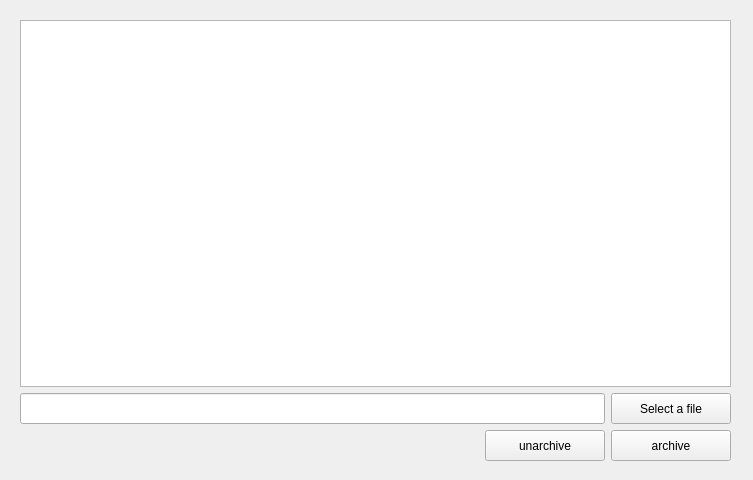
Above: widget.ui from karasikin/archiver before the change. Below: the same form after it.
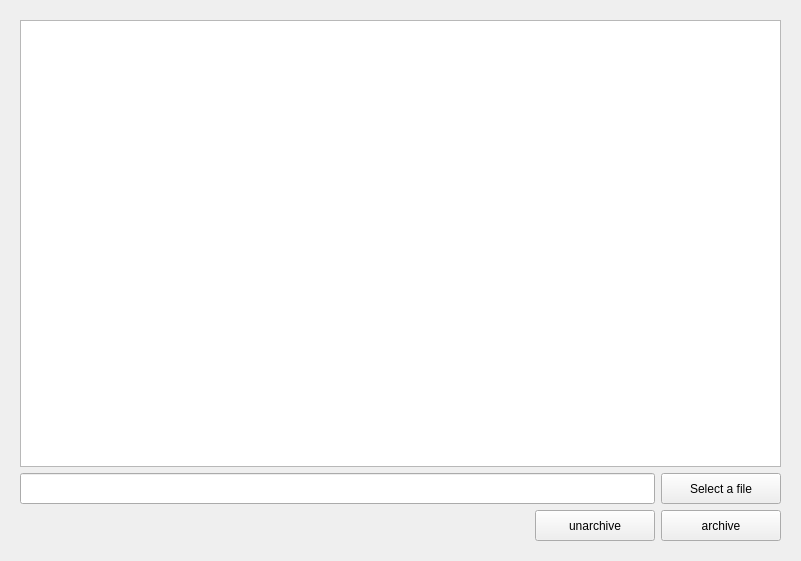
That is the form after the change.

Commit message: Getting started on the gui.

Diff of the .ui file:
```diff
--- a/widget.ui
+++ b/widget.ui
@@ -6,8 +6,8 @@
    <rect>
     <x>0</x>
     <y>0</y>
-    <width>753</width>
-    <height>480</height>
+    <width>801</width>
+    <height>561</height>
    </rect>
   </property>
   <property name="sizePolicy">
@@ -24,8 +24,8 @@
     <rect>
      <x>20</x>
      <y>20</y>
-     <width>711</width>
-     <height>441</height>
+     <width>761</width>
+     <height>521</height>
     </rect>
    </property>
    <layout class="QVBoxLayout" name="verticalLayout_2">
```
The commit also changes 6 other files.
